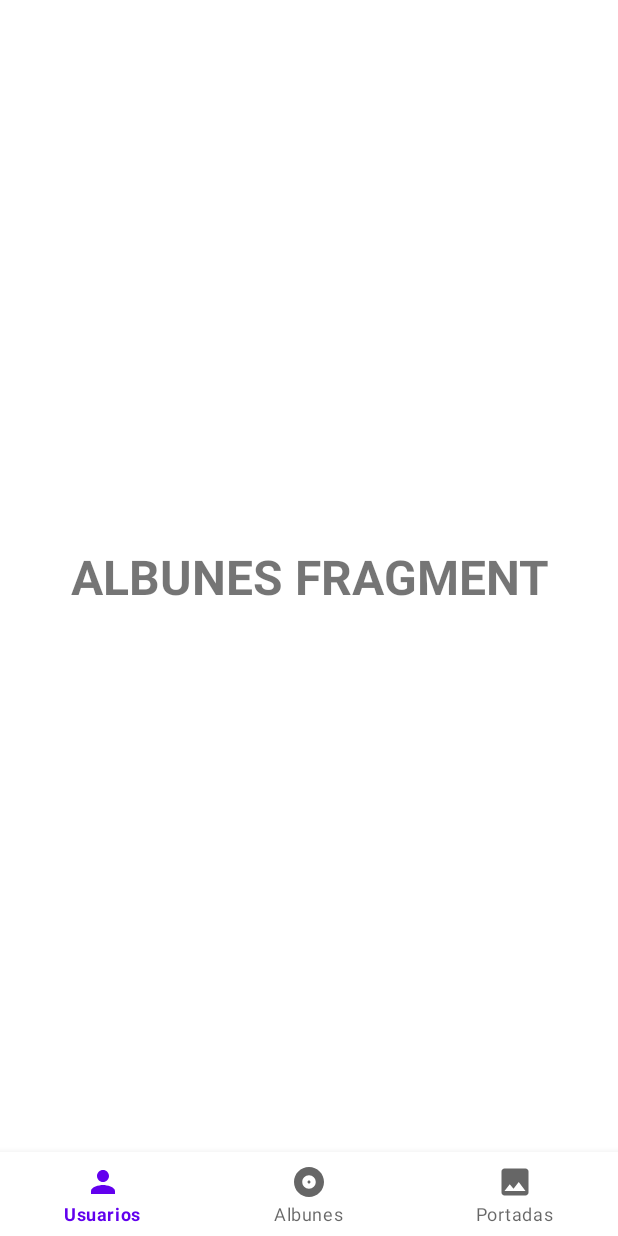
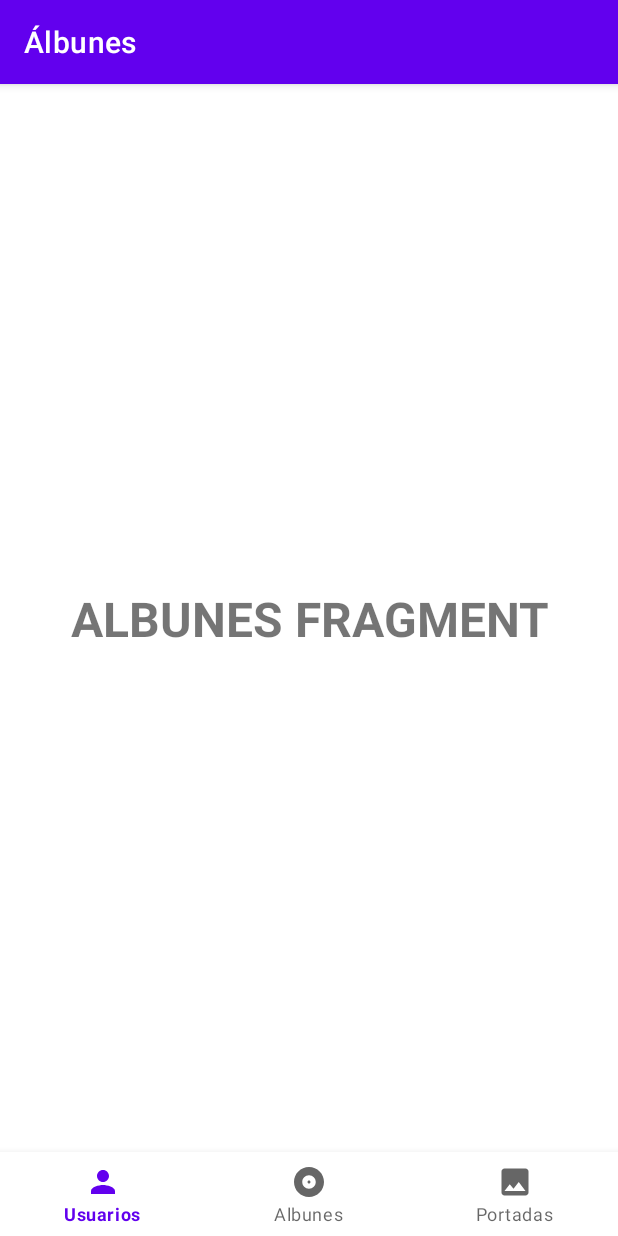
Before and after one commit to Jmarser/App_practicas01, an Android app: the fragment AlbunesFragment placed in its activity, on a phone screen of 412 x 824 dp. Run offline under Robolectric (Android 15) with nearby library versions, the phone set to English and light mode, and no system bars; our stand-ins replace Dagger/Hilt's generated code; libraries missing offline, so code that uses them is left out: at.favre.lib.

Commit message:
Update title actionBar

```diff
--- a/app/src/main/java/com/jmarser/app_practicas01/albunes/view/AlbunesFragment.java
+++ b/app/src/main/java/com/jmarser/app_practicas01/albunes/view/AlbunesFragment.java
@@ -31,6 +31,8 @@ public class AlbunesFragment extends Fragment {
     @Override
     public View onCreateView(LayoutInflater inflater, ViewGroup container,
                              Bundle savedInstanceState) {
+
+        getActivity().setTitle("Álbunes");
         // Inflate the layout for this fragment
         return inflater.inflate(R.layout.fragment_albunes, container, false);
     }
--- a/app/src/main/java/com/jmarser/app_practicas01/main/MainActivity.java
+++ b/app/src/main/java/com/jmarser/app_practicas01/main/MainActivity.java
@@ -47,9 +47,6 @@ public class MainActivity extends AppCompatActivity implements NavigationBarView
         super.onCreate(savedInstanceState);
         binding = ActivityMainBinding.inflate(getLayoutInflater());
         setContentView(binding.getRoot());
-
-        //Ocultamos la actionBar de la actividad
-        Objects.requireNonNull(getSupportActionBar()).hide();
 
         initInjection();
 
--- a/app/src/main/java/com/jmarser/app_practicas01/portadas/view/PortadasFragment.java
+++ b/app/src/main/java/com/jmarser/app_practicas01/portadas/view/PortadasFragment.java
@@ -32,6 +32,8 @@ public class PortadasFragment extends Fragment {
     @Override
     public View onCreateView(LayoutInflater inflater, ViewGroup container,
                              Bundle savedInstanceState) {
+
+        getActivity().setTitle("Portadas");
         // Inflate the layout for this fragment
         return inflater.inflate(R.layout.fragment_portadas, container, false);
     }
--- a/app/src/main/java/com/jmarser/app_practicas01/usuarios/view/UsuariosFragment.java
+++ b/app/src/main/java/com/jmarser/app_practicas01/usuarios/view/UsuariosFragment.java
@@ -33,6 +33,8 @@ public class UsuariosFragment extends Fragment {
     public View onCreateView(LayoutInflater inflater, ViewGroup container,
                              Bundle savedInstanceState) {
         // Inflate the layout for this fragment
+
+        getActivity().setTitle("Usuarios");
         return inflater.inflate(R.layout.fragment_usuarios, container, false);
     }
 }
```
